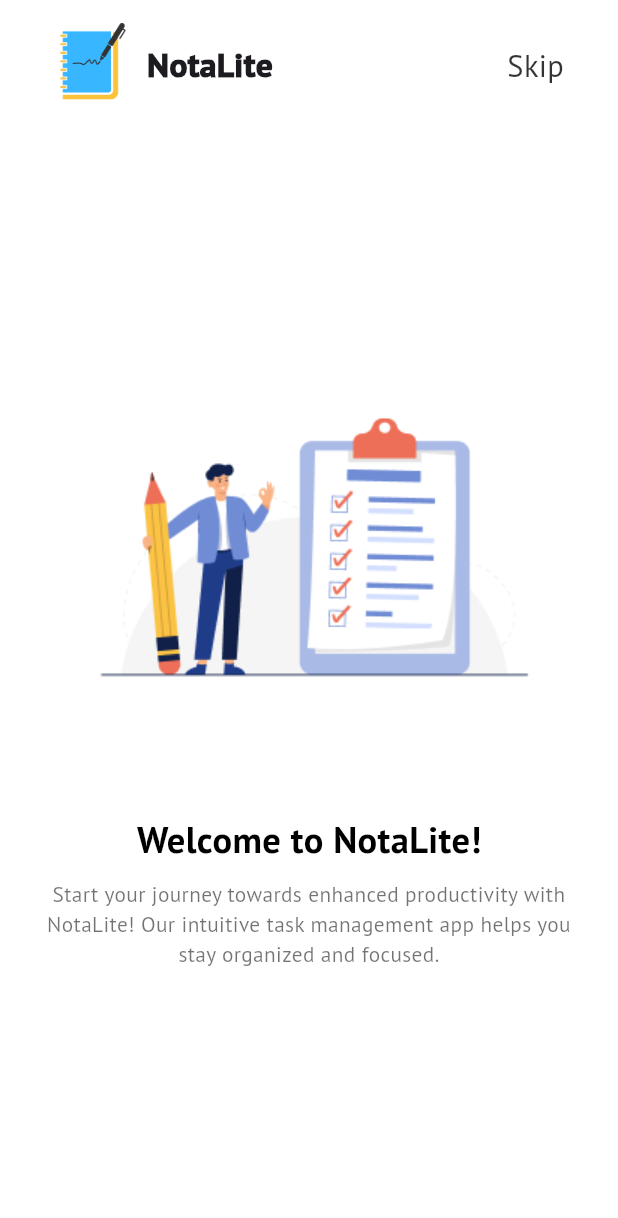
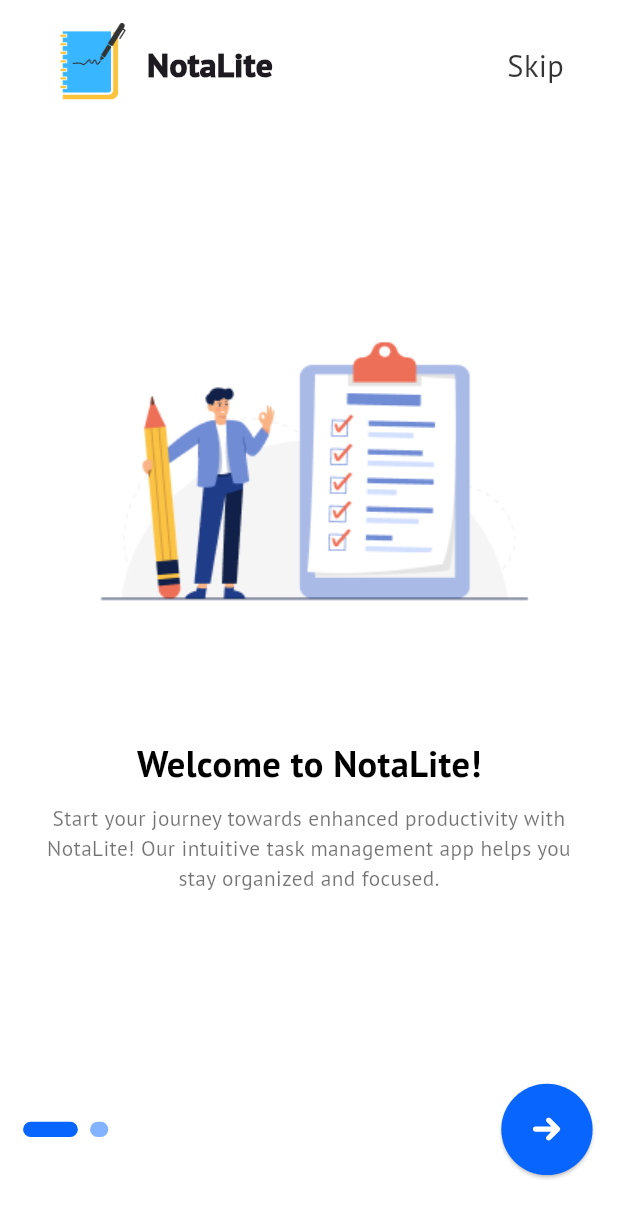
Before and after one commit to hashimsaffarini/NotaLite_App, a Flutter app: the screen it shows after launch, on a phone screen of 412 x 824 dp. Shown: the top 1218 px of the screen. Run offline on Flutter 3.47's test engine with Material 3 defaults, Android fonts, the phone set to English and light mode, and no system bars; drawn by our look-alikes of smooth_page_indicator; our stand-ins replace flutter_screenutil, flutter_svg.

Commit message:
chore: finish logic of onBoarding page view

```diff
--- /dev/null
+++ b/lib/core/widgets/custom_cuircle_button.dart
@@ -0,0 +1,24 @@
+import 'package:flutter/material.dart';
+import 'package:flutter_screenutil/flutter_screenutil.dart';
+import 'package:flutter_svg/svg.dart';
+import 'package:to_do/core/utils/app_colors.dart';
+
+class CustomCircleButton extends StatelessWidget {
+  const CustomCircleButton({super.key});
+
+  @override
+  Widget build(BuildContext context) {
+    return ElevatedButton(
+      onPressed: () {},
+      style: ElevatedButton.styleFrom(
+        shape: const CircleBorder(),
+        backgroundColor: AppColors.primaryColor,
+        padding: EdgeInsets.all(22.r),
+      ),
+      child: SvgPicture.asset(
+        'assets/images/ArrowRight.svg',
+        height: 16.h,
+      ),
+    );
+  }
+}
--- a/lib/features/onboarding/views/widgets/on_boarding_page_view.dart
+++ b/lib/features/onboarding/views/widgets/on_boarding_page_view.dart
@@ -3,11 +3,13 @@ import 'package:to_do/core/utils/app_images.dart';
 import 'package:to_do/features/onboarding/views/widgets/page_view_item.dart';
 
 class OnBoardingPageView extends StatelessWidget {
-  const OnBoardingPageView({super.key});
+  const OnBoardingPageView({super.key, required this.controller});
+  final PageController controller;
 
   @override
   Widget build(BuildContext context) {
     return PageView(
+      controller: controller,
       children: const [
         PageViewItem(
           imageUrl: Assets.imagesBoarding1,
--- a/lib/features/onboarding/views/widgets/on_boarding_page_view_body.dart
+++ b/lib/features/onboarding/views/widgets/on_boarding_page_view_body.dart
@@ -1,16 +1,51 @@
 import 'package:flutter/material.dart';
+import 'package:flutter_screenutil/flutter_screenutil.dart';
 import 'package:to_do/features/onboarding/views/widgets/on_boarding_page_view.dart';
+import 'package:to_do/features/onboarding/views/widgets/onboarding_app_bar.dart';
+import 'package:to_do/features/onboarding/views/widgets/page_indicator_and_button.dart';
 
-class OnBoardingPageViewBody extends StatelessWidget {
+class OnBoardingPageViewBody extends StatefulWidget {
   const OnBoardingPageViewBody({super.key});
 
   @override
+  State<OnBoardingPageViewBody> createState() => _OnBoardingPageViewBodyState();
+}
+
+class _OnBoardingPageViewBodyState extends State<OnBoardingPageViewBody> {
+  late PageController pageController;
+  var currentPage = 0;
+  @override
+  void initState() {
+    super.initState();
+    pageController = PageController();
+    pageController.addListener(() {
+      setState(() {
+        currentPage = pageController.page!.round();
+      });
+    });
+  }
+
+  @override
+  void dispose() {
+    pageController.dispose();
+    super.dispose();
+  }
+
+  @override
   Widget build(BuildContext context) {
-    return const Column(
+    return Column(
       children: [
+        const OnboardingScreenAppBar(),
         Expanded(
-          child: OnBoardingPageView(),
+          child: OnBoardingPageView(
+            controller: pageController,
+          ),
         ),
+        PageIndicatorAndButton(
+          currentPage: currentPage,
+          pageController: pageController,
+        ),
+        SizedBox(height: 40.h),
       ],
     );
   }
--- /dev/null
+++ b/lib/features/onboarding/views/widgets/page_indicator_and_button.dart
@@ -0,0 +1,48 @@
+import 'package:flutter/material.dart';
+import 'package:flutter_screenutil/flutter_screenutil.dart';
+import 'package:smooth_page_indicator/smooth_page_indicator.dart';
+import 'package:to_do/core/utils/app_colors.dart';
+import 'package:to_do/core/widgets/custom_cuircle_button.dart';
+
+class PageIndicatorAndButton extends StatelessWidget {
+  const PageIndicatorAndButton({
+    super.key,
+    required this.pageController,
+    required this.currentPage,
+  });
+  final int currentPage;
+  final PageController pageController;
+
+  @override
+  Widget build(BuildContext context) {
+    return Padding(
+      padding: EdgeInsets.symmetric(horizontal: 14.w),
+      child: Row(
+        children: [
+          SmoothPageIndicator(
+            count: 2,
+            controller: pageController,
+            effect: ExpandingDotsEffect(
+              activeDotColor: AppColors.primaryColor,
+              dotColor: currentPage == 1
+                  ? AppColors.primaryColor
+                  : AppColors.primaryColor.withOpacity(0.5),
+              dotHeight: 10.r,
+              dotWidth: 12.r,
+              spacing: 8.r,
+            ),
+            onDotClicked: (index) {
+              pageController.animateToPage(
+                index,
+                duration: const Duration(milliseconds: 400),
+                curve: Curves.easeInOut,
+              );
+            },
+          ),
+          const Spacer(),
+          const CustomCircleButton(),
+        ],
+      ),
+    );
+  }
+}
--- a/lib/features/onboarding/views/widgets/page_view_item.dart
+++ b/lib/features/onboarding/views/widgets/page_view_item.dart
@@ -1,7 +1,6 @@
 import 'package:flutter/material.dart';
 import 'package:flutter_screenutil/flutter_screenutil.dart';
 import 'package:to_do/core/theming/styles.dart';
-import 'package:to_do/features/onboarding/views/widgets/onboarding_app_bar.dart';
 
 class PageViewItem extends StatelessWidget {
   const PageViewItem({
@@ -16,11 +15,7 @@ class PageViewItem extends StatelessWidget {
 
   @override
   Widget build(BuildContext context) {
-    return Column(
-      children: [
-        const OnboardingScreenAppBar(),
-        Expanded(
-          child: Center(
+    return Center(
       child: Column(
         mainAxisSize: MainAxisSize.min,
         children: [
@@ -42,12 +37,9 @@ class PageViewItem extends StatelessWidget {
               textAlign: TextAlign.center,
               style: TextStyles.font14BlackRegular,
             ),
-                )
+          ),
         ],
       ),
-          ),
-        ),
-      ],
     );
   }
 }
--- a/pubspec.yaml
+++ b/pubspec.yaml
@@ -41,6 +41,7 @@ dependencies:
   flutter_svg: ^2.0.10+1
   hive: ^2.2.3
   hive_flutter: ^1.1.0
+  smooth_page_indicator: ^1.1.0
 
 dev_dependencies:
   build_runner: ^2.4.11
```
Also changed, not shown: assets/images/ArrowRight.svg (added), pubspec.lock. Lines whose indentation alone changed are shown as unchanged.
